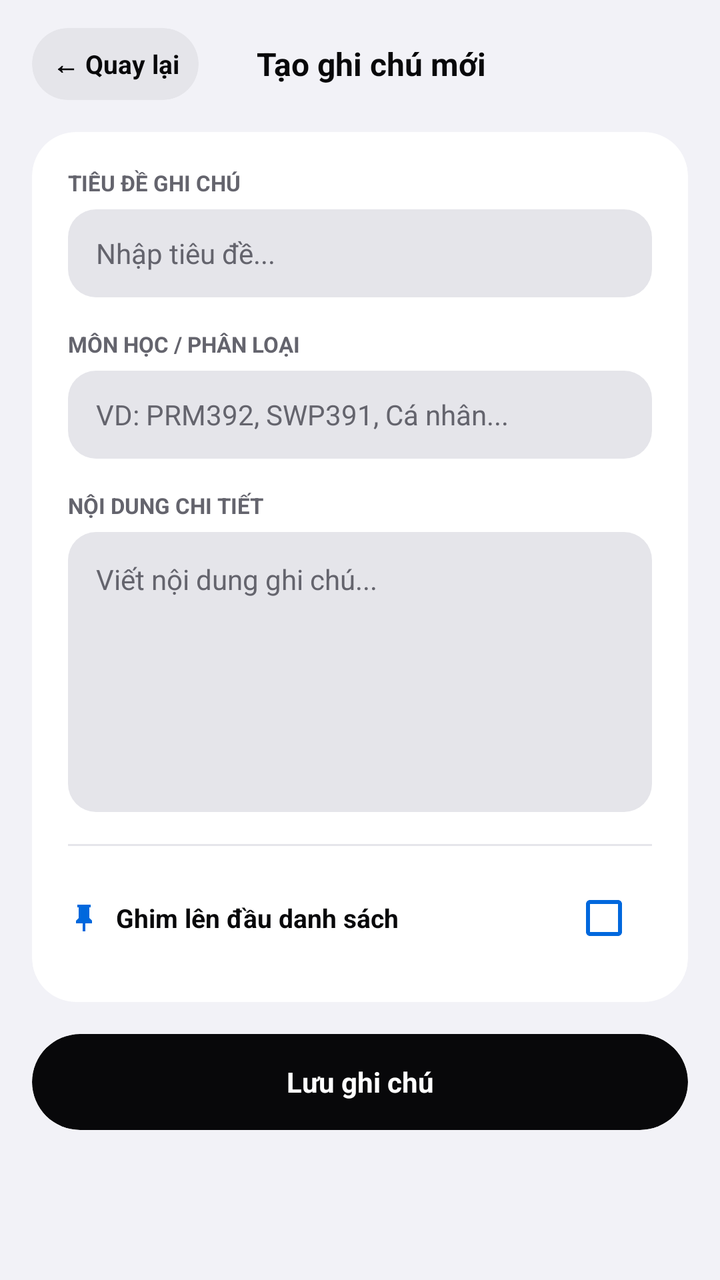
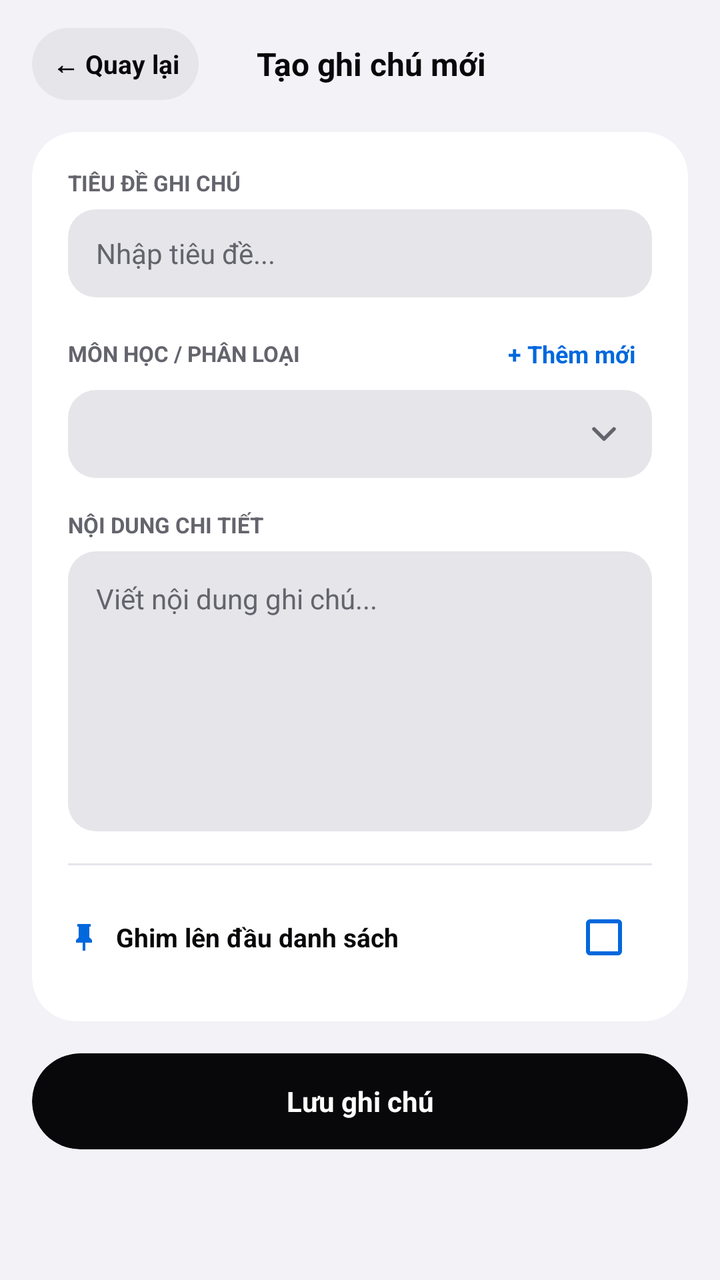

An Android layout rendered at two revisions. The XML below is the earlier revision; the diff shows what the commit changed to produce the second picture.
<!-- AndroidManifest.xml: activity theme Theme.PocketKit -->
<!-- res/layout/activity_note_editor.xml -->
<?xml version="1.0" encoding="utf-8"?>
<ScrollView xmlns:android="http://schemas.android.com/apk/res/android"
    xmlns:app="http://schemas.android.com/apk/res-auto"
    android:layout_width="match_parent"
    android:layout_height="match_parent"
    android:background="@color/dashboard_background"
    android:clipToPadding="false"
    android:fillViewport="true"
    android:scrollbars="none">

    <LinearLayout
        style="@style/Dashboard.Column"
        android:layout_width="match_parent"
        android:layout_height="wrap_content"
        android:paddingHorizontal="16dp"
        android:paddingTop="14dp"
        android:paddingBottom="40dp">

        <LinearLayout
            android:layout_width="match_parent"
            android:layout_height="wrap_content"
            android:gravity="center_vertical"
            android:orientation="horizontal"
            android:layout_marginBottom="16dp">

            <TextView
                android:id="@+id/btnBackEditor"
                style="@style/Dashboard.Action"
                android:text="← Quay lại" />

            <TextView
                android:id="@+id/tvEditorHeader"
                style="@style/Dashboard.Label"
                android:layout_width="0dp"
                android:layout_weight="1"
                android:gravity="center"
                android:text="Tạo ghi chú mới"
                android:textColor="@color/dashboard_text"
                android:textSize="16sp"
                android:textStyle="bold" />

            <Space
                android:layout_width="72dp"
                android:layout_height="1dp" />
        </LinearLayout>

        <com.google.android.material.card.MaterialCardView
            style="@style/Dashboard.Card"
            android:layout_width="match_parent"
            android:layout_height="wrap_content"
            android:layout_marginBottom="16dp">

            <LinearLayout
                style="@style/Dashboard.Column"
                android:padding="18dp">

                <TextView
                    style="@style/Dashboard.Label"
                    android:text="TIÊU ĐỀ GHI CHÚ"
                    android:textSize="11sp"
                    android:textStyle="bold" />

                <EditText
                    android:id="@+id/edtNoteTitle"
                    android:layout_width="match_parent"
                    android:layout_height="44dp"
                    android:layout_marginTop="6dp"
                    android:layout_marginBottom="16dp"
                    android:background="@drawable/shape_input_rounded"
                    android:hint="Nhập tiêu đề..."
                    android:importantForAutofill="no"
                    android:inputType="textCapSentences"
                    android:paddingHorizontal="14dp"
                    android:textColor="@color/dashboard_text"
                    android:textColorHint="@color/dashboard_secondary"
                    android:textSize="14sp" />

                <TextView
                    style="@style/Dashboard.Label"
                    android:text="MÔN HỌC / PHÂN LOẠI"
                    android:textSize="11sp"
                    android:textStyle="bold" />

                <EditText
                    android:id="@+id/edtNoteSubject"
                    android:layout_width="match_parent"
                    android:layout_height="44dp"
                    android:layout_marginTop="6dp"
                    android:layout_marginBottom="16dp"
                    android:background="@drawable/shape_input_rounded"
                    android:hint="VD: PRM392, SWP391, Cá nhân..."
                    android:importantForAutofill="no"
                    android:inputType="textCapCharacters"
                    android:paddingHorizontal="14dp"
                    android:textColor="@color/dashboard_text"
                    android:textColorHint="@color/dashboard_secondary"
                    android:textSize="14sp" />

                <TextView
                    style="@style/Dashboard.Label"
                    android:text="NỘI DUNG CHI TIẾT"
                    android:textSize="11sp"
                    android:textStyle="bold" />

                <EditText
                    android:id="@+id/edtNoteContent"
                    android:layout_width="match_parent"
                    android:layout_height="140dp"
                    android:layout_marginTop="6dp"
                    android:layout_marginBottom="16dp"
                    android:background="@drawable/shape_input_rounded"
                    android:gravity="top|start"
                    android:hint="Viết nội dung ghi chú..."
                    android:importantForAutofill="no"
                    android:inputType="textMultiLine|textCapSentences"
                    android:padding="14dp"
                    android:textColor="@color/dashboard_text"
                    android:textColorHint="@color/dashboard_secondary"
                    android:textSize="14sp" />

                <View
                    android:layout_width="match_parent"
                    android:layout_height="1dp"
                    android:layout_marginBottom="12dp"
                    android:background="@color/dashboard_segment" />

                <LinearLayout
                    android:layout_width="match_parent"
                    android:layout_height="wrap_content"
                    android:gravity="center_vertical"
                    android:orientation="horizontal">

                    <ImageView
                        android:layout_width="16dp"
                        android:layout_height="16dp"
                        android:contentDescription="Icon ghim"
                        android:src="@drawable/ic_pin" />

                    <TextView
                        style="@style/Dashboard.Label"
                        android:layout_width="0dp"
                        android:layout_height="wrap_content"
                        android:layout_marginStart="8dp"
                        android:layout_weight="1"
                        android:text="Ghim lên đầu danh sách"
                        android:textColor="@color/dashboard_text"
                        android:textSize="13sp"
                        android:textStyle="bold" />

                    <CheckBox
                        android:id="@+id/cbPinNote"
                        android:layout_width="wrap_content"
                        android:layout_height="wrap_content"
                        android:buttonTint="@color/dashboard_accent" />
                </LinearLayout>

            </LinearLayout>
        </com.google.android.material.card.MaterialCardView>

        <TextView
            android:id="@+id/btnSaveNote"
            style="@style/Dashboard.Action"
            android:layout_width="match_parent"
            android:layout_height="48dp"
            android:backgroundTint="@color/dashboard_text"
            android:text="Lưu ghi chú"
            android:textColor="@color/dashboard_surface"
            android:textSize="14sp" />

        <TextView
            android:id="@+id/btnDeleteNote"
            style="@style/Dashboard.Action"
            android:layout_width="match_parent"
            android:layout_height="44dp"
            android:layout_marginTop="8dp"
            android:backgroundTint="@android:color/transparent"
            android:text="Xóa ghi chú này"
            android:textColor="@color/dashboard_red"
            android:textSize="13sp"
            android:visibility="gone" />

    </LinearLayout>
</ScrollView>
<!-- resources referenced by this layout -->
<resources>
  <color name="dashboard_accent">#0068DD</color>
  <color name="dashboard_background">#F2F2F7</color>
  <color name="dashboard_red">#FF453A</color>
  <color name="dashboard_secondary">#64646D</color>
  <color name="dashboard_segment">#E5E5EA</color>
  <color name="dashboard_surface">#FFFFFF</color>
  <color name="dashboard_text">#08080A</color>
  <!-- drawable ic_pin (drawable) -->
  <vector xmlns:android="http://schemas.android.com/apk/res/android"
      android:width="20dp"
      android:height="20dp"
      android:viewportWidth="24"
      android:viewportHeight="24">
      <path
          android:fillColor="@color/dashboard_accent"
          android:pathData="M16,12V4H17V2H7V4H8V12L6,14V16H11V22H13V16H18V14L16,12Z" />
  </vector>
  <!-- drawable shape_input_rounded (drawable) -->
  <shape xmlns:android="http://schemas.android.com/apk/res/android">
      <corners android:radius="14dp" />
      <solid android:color="@color/dashboard_segment" />
  </shape>
  <style name="Dashboard.Card" parent="">
          <item name="android:layout_width">match_parent</item>
          <item name="android:layout_height">wrap_content</item>
          <item name="android:layout_marginBottom">12dp</item>
          <item name="cardBackgroundColor">@color/dashboard_surface</item>
          <item name="cardCornerRadius">22dp</item>
          <item name="cardElevation">0dp</item>
          <item name="strokeWidth">0dp</item>
      </style>
  <style name="Dashboard.Column" parent="">
          <item name="android:layout_width">match_parent</item>
          <item name="android:layout_height">wrap_content</item>
          <item name="android:orientation">vertical</item>
      </style>
  <style name="Dashboard.Label" parent="">
          <item name="android:layout_width">wrap_content</item>
          <item name="android:layout_height">wrap_content</item>
          <item name="android:textColor">@color/dashboard_secondary</item>
          <item name="android:textSize">13sp</item>
      </style>
  <style name="Theme.PocketKit" parent="Base.Theme.PocketKit" />
  <!-- drawable dashboard_pill (drawable) -->
  <shape xmlns:android="http://schemas.android.com/apk/res/android">
      <corners android:radius="32dp" />
      <solid android:color="@color/dashboard_surface" />
  </shape>
  <style name="Base.Theme.PocketKit" parent="Theme.Material3.DayNight.NoActionBar">
          
          
      </style>
  <!-- unchanged entries left out for length: 1 -->
</resources>

<!-- the commit's change to res/layout/activity_note_editor.xml (unified diff, before → after) -->
@@ -75,26 +75,44 @@
                     android:textColorHint="@color/dashboard_secondary"
                     android:textSize="14sp" />
 
-                <TextView
-                    style="@style/Dashboard.Label"
-                    android:text="MÔN HỌC / PHÂN LOẠI"
-                    android:textSize="11sp"
-                    android:textStyle="bold" />
-
-                <EditText
-                    android:id="@+id/edtNoteSubject"
+                <LinearLayout
+                    android:layout_width="match_parent"
+                    android:layout_height="wrap_content"
+                    android:gravity="center_vertical"
+                    android:orientation="horizontal">
+
+                    <TextView
+                        style="@style/Dashboard.Label"
+                        android:layout_width="0dp"
+                        android:layout_weight="1"
+                        android:text="MÔN HỌC / PHÂN LOẠI"
+                        android:textSize="11sp"
+                        android:textStyle="bold" />
+
+                    <TextView
+                        android:id="@+id/btnAddCategoryInEditor"
+                        android:layout_width="wrap_content"
+                        android:layout_height="wrap_content"
+                        android:paddingVertical="4dp"
+                        android:paddingHorizontal="8dp"
+                        android:text="+ Thêm mới"
+                        android:textColor="@color/dashboard_accent"
+                        android:textSize="12sp"
+                        android:textStyle="bold" />
+                </LinearLayout>
+
+                <Spinner
+                    android:id="@+id/spnNoteSubject"
                     android:layout_width="match_parent"
                     android:layout_height="44dp"
                     android:layout_marginTop="6dp"
                     android:layout_marginBottom="16dp"
-                    android:background="@drawable/shape_input_rounded"
-                    android:hint="VD: PRM392, SWP391, Cá nhân..."
-                    android:importantForAutofill="no"
-                    android:inputType="textCapCharacters"
-                    android:paddingHorizontal="14dp"
-                    android:textColor="@color/dashboard_text"
-                    android:textColorHint="@color/dashboard_secondary"
-                    android:textSize="14sp" />
+                    android:background="@drawable/shape_spinner_rounded"
+                    android:popupBackground="@drawable/shape_dropdown_popup"
+                    android:dropDownVerticalOffset="6dp"
+                    android:paddingStart="14dp"
+                    android:paddingEnd="36dp"
+                    android:spinnerMode="dropdown" />
 
                 <TextView
                     style="@style/Dashboard.Label"
<!-- resource entries referenced after the edit -->
@@ -17,11 +17,36 @@
           android:fillColor="@color/dashboard_accent"
           android:pathData="M16,12V4H17V2H7V4H8V12L6,14V16H11V22H13V16H18V14L16,12Z" />
   </vector>
+  <!-- drawable shape_dropdown_popup (drawable) -->
+  <?xml version="1.0" encoding="utf-8"?>
+  <shape xmlns:android="http://schemas.android.com/apk/res/android"
+      android:shape="rectangle">
+      <solid android:color="@color/dashboard_surface" />
+      <corners android:radius="16dp" />
+      <stroke
+          android:width="1dp"
+          android:color="@color/dashboard_segment" />
+  </shape>
   <!-- drawable shape_input_rounded (drawable) -->
   <shape xmlns:android="http://schemas.android.com/apk/res/android">
       <corners android:radius="14dp" />
       <solid android:color="@color/dashboard_segment" />
   </shape>
+  <!-- drawable shape_spinner_rounded (drawable) -->
+  <?xml version="1.0" encoding="utf-8"?>
+  <layer-list xmlns:android="http://schemas.android.com/apk/res/android">
+      <item>
+          <shape android:shape="rectangle">
+              <solid android:color="@color/dashboard_segment" />
+              <corners android:radius="14dp" />
+          </shape>
+      </item>
+      <item
+          android:drawable="@drawable/ic_chevron_down"
+          android:gravity="end|center_vertical"
+          android:end="14dp"
+          android:right="14dp" />
+  </layer-list>
   <style name="Dashboard.Card" parent="">
           <item name="android:layout_width">match_parent</item>
           <item name="android:layout_height">wrap_content</item>
@@ -43,6 +68,19 @@
           <item name="android:textSize">13sp</item>
       </style>
   <style name="Theme.PocketKit" parent="Base.Theme.PocketKit" />
+  <!-- drawable ic_chevron_down (drawable) -->
+  <vector xmlns:android="http://schemas.android.com/apk/res/android"
+      android:width="20dp"
+      android:height="20dp"
+      android:viewportWidth="24"
+      android:viewportHeight="24">
+    <path
+        android:pathData="M6,9l6,6 6,-6"
+        android:strokeWidth="2.2"
+        android:strokeColor="@color/dashboard_secondary"
+        android:strokeLineCap="round"
+        android:strokeLineJoin="round"/>
+  </vector>
   <!-- drawable dashboard_pill (drawable) -->
   <shape xmlns:android="http://schemas.android.com/apk/res/android">
       <corners android:radius="32dp" />
